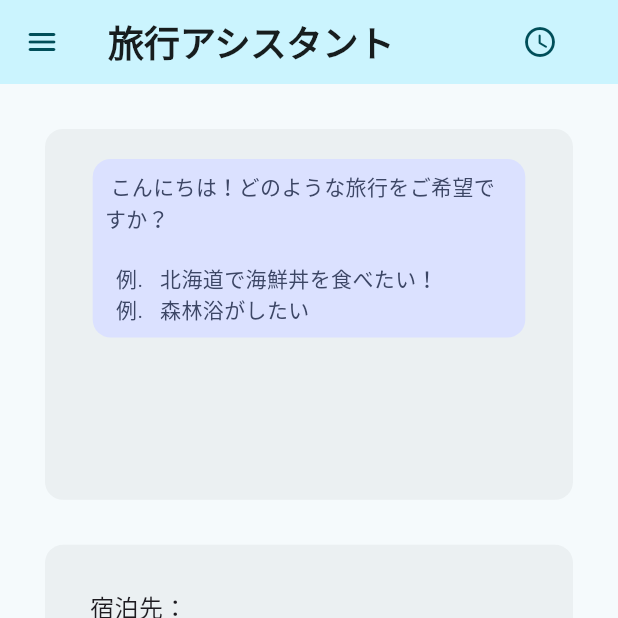
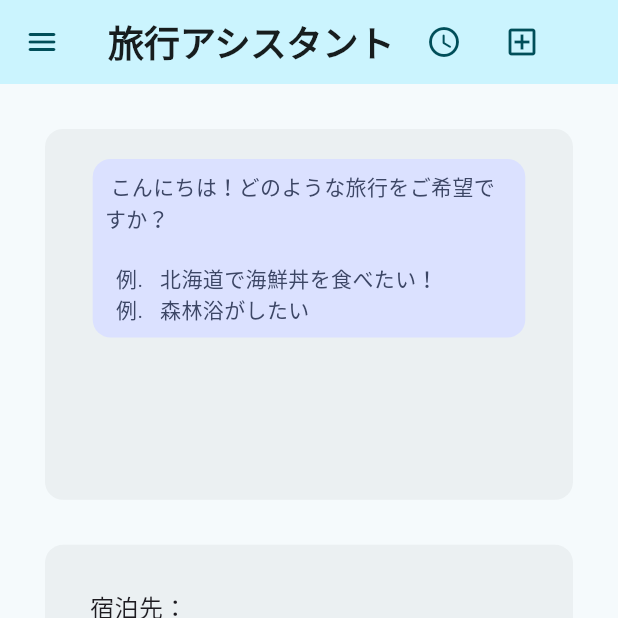
Before and after one commit to aidio-reserve/frontend, a Flutter app: the screen it shows after launch, on a phone screen of 412 x 824 dp, the top half of it. Run offline on Flutter 3.47's test engine with Material 3 defaults, Android fonts, the phone set to English and light mode, and no system bars; our stand-ins replace audioplayers, cloud_firestore, firebase_auth, firebase_core, flutter_chat_bubble, flutter_dotenv and 6 more; missing offline and left inert: webview_flutter_web; accounts and stored records are empty; network calls fail.

Commit message:
ボタンを作成

```diff
--- a/lib/ui/screens/ai_screen/home_screen.dart
+++ b/lib/ui/screens/ai_screen/home_screen.dart
@@ -61,7 +61,8 @@ class HomeScreen extends ConsumerWidget {
         actions: <Widget>[
           Padding(
               padding: const EdgeInsets.only(right: 40.0),
-            child: GestureDetector(
+              child: Row(children: [
+                GestureDetector(
                   onVerticalDragUpdate: (details) {
                     double delta = (details.primaryDelta ?? 0.0) / 100;
                     showOverlay(context);
@@ -86,7 +87,15 @@ class HomeScreen extends ConsumerWidget {
                     color: Theme.of(context).colorScheme.onPrimaryContainer,
                   ),
                 ),
-          )
+                const SizedBox(width: 16),
+                IconButton(
+                  icon: Icon(
+                    Icons.add_box_outlined,
+                    color: Theme.of(context).colorScheme.onPrimaryContainer,
+                  ),
+                  onPressed: () {},
+                ),
+              ]))
         ],
       ),
       body: const VoiceScreen(),
```
Lines whose indentation alone changed are shown as unchanged.
